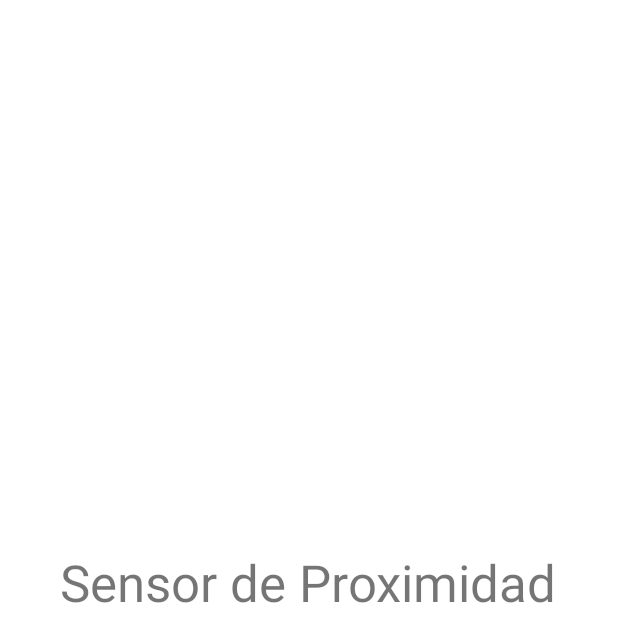
After one commit to bryanjtc/HDP4ProyectoFinal, an Android app: the layout activity_proximidad.xml on its own in the app's theme, with its tools: preview values and no code run, on a phone screen of 412 x 824 dp. The commit adds this screen. Shown: the top 642 px of the screen. Run offline under Robolectric (Android 15) with nearby library versions, the phone set to English and light mode, and no system bars.

Commit message:
sensor de proximidad
Sensor de proximidad

```diff
--- a/app/src/main/AndroidManifest.xml
+++ b/app/src/main/AndroidManifest.xml
@@ -13,7 +13,7 @@
         android:theme="@style/Theme.HDP4ProyectoFinal"
         tools:targetApi="31">
         <activity
-            android:name=".HuellaDactilar"
+            android:name=".Proximidad"
             android:exported="false">
             <meta-data
                 android:name="android.app.lib_name"
--- /dev/null
+++ b/app/src/main/res/layout/activity_proximidad.xml
@@ -0,0 +1,22 @@
+<?xml version="1.0" encoding="utf-8"?>
+<androidx.constraintlayout.widget.ConstraintLayout xmlns:android="http://schemas.android.com/apk/res/android"
+    xmlns:app="http://schemas.android.com/apk/res-auto"
+    xmlns:tools="http://schemas.android.com/tools"
+    android:layout_width="match_parent"
+    android:layout_height="match_parent"
+    tools:context=".Proximidad">
+
+    <TextView
+        android:id="@+id/Titulo"
+        android:layout_width="wrap_content"
+        android:layout_height="wrap_content"
+        android:text="Sensor de Proximidad"
+        android:textSize="34sp"
+        app:layout_constraintBottom_toBottomOf="parent"
+        app:layout_constraintHorizontal_bias="0.493"
+        app:layout_constraintLeft_toLeftOf="parent"
+        app:layout_constraintRight_toRightOf="parent"
+        app:layout_constraintTop_toTopOf="parent"
+        app:layout_constraintVertical_bias="0.469" />
+
+</androidx.constraintlayout.widget.ConstraintLayout>
```
Also changed, not shown: app/src/main/java/com/example/hdp4proyectofinal/Proximidad.java (added, +85 -0 lines), app/src/main/res/values/strings.xml (+0 -12 lines).
